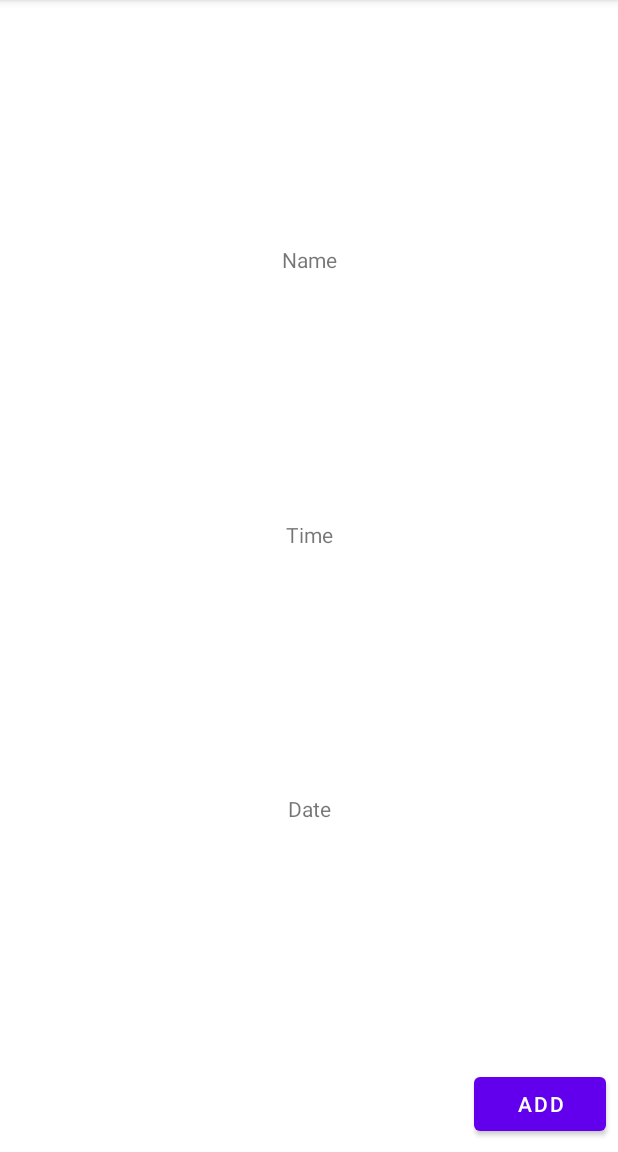
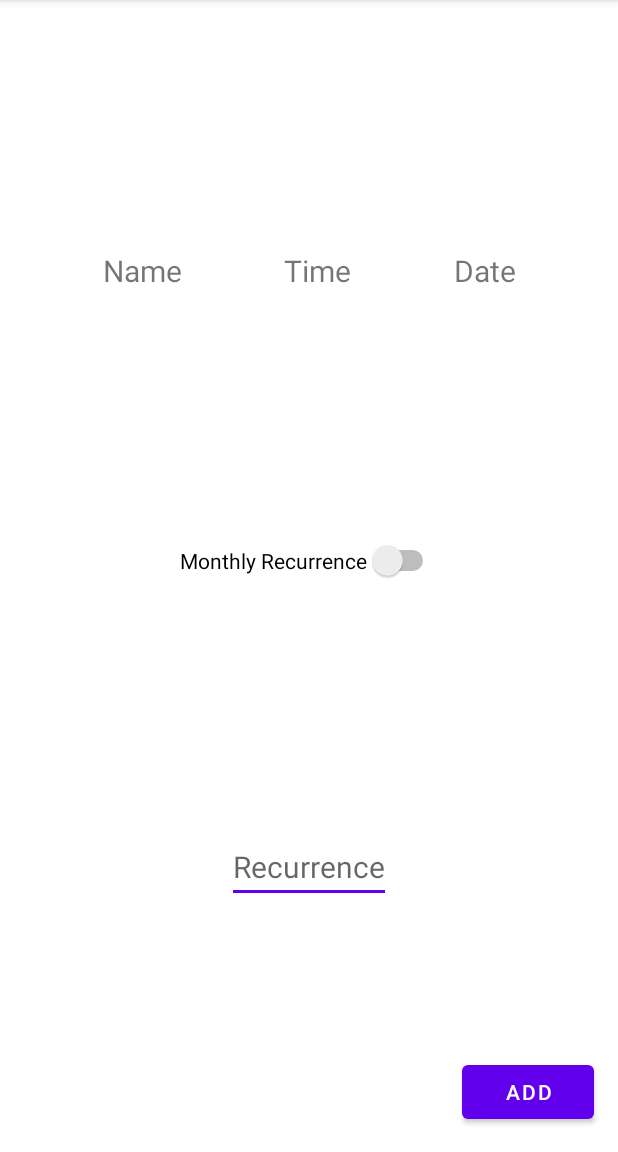
Before and after one commit to OMarceloMaia/custom-alarm-clock, an Android app: the AlarmPicker screen opened directly, with no data from a screen before it, on a phone screen of 412 x 824 dp, the part 84-1236 px from its top. Run offline under Robolectric (Android 15) with nearby library versions, the phone set to English and light mode, and no system bars.

Commit message:
:sparkles:Create alarm with monthly recurrence

```diff
--- a/app/src/main/AndroidManifest.xml
+++ b/app/src/main/AndroidManifest.xml
@@ -9,7 +9,7 @@
 
     <application
         android:name=".App"
-        android:allowBackup="true"
+        android:allowBackup="false"
         android:icon="@mipmap/ic_launcher"
         android:label="@string/app_name"
         android:roundIcon="@mipmap/ic_launcher_round"
--- a/app/src/main/java/com/marcelomaia/myalarmclock/AlarmPicker.java
+++ b/app/src/main/java/com/marcelomaia/myalarmclock/AlarmPicker.java
@@ -7,6 +7,8 @@ import android.os.Bundle;
 import android.view.View;
 import android.widget.Button;
 import android.widget.DatePicker;
+import android.widget.EditText;
+import android.widget.Switch;
 import android.widget.TextView;
 import android.widget.TimePicker;
 
@@ -22,6 +24,8 @@ public class AlarmPicker extends AppCompatActivity {
     String TAG = "MACAlarmPicker";
 
     TextView name, time, date;
+    Switch monthlyRecurrence;
+    EditText recurrence;
     Button confirmAdd;
     Context context = this;
     AlarmViewModel alarmViewModel;
@@ -35,6 +39,8 @@ public class AlarmPicker extends AppCompatActivity {
         name =  findViewById(R.id.tvName);
         time = findViewById(R.id.tvTime);
         date = findViewById(R.id.tvDate);
+        monthlyRecurrence = findViewById(R.id.swMonthlyRecurrence);
+        recurrence = findViewById(R.id.etRecurrence);
         confirmAdd = findViewById(R.id.btConfirmAdd);
 
         Calendar calendar = Calendar.getInstance();
@@ -88,7 +94,7 @@ public class AlarmPicker extends AppCompatActivity {
             @Override
             public void onClick(View view) {
                 alarmViewModel = new ViewModelProvider(AlarmPicker.this).get(AlarmViewModel.class);
-                alarmViewModel.addAlarm(AlarmPicker.this, "Teste", t);
+                alarmViewModel.addAlarm(AlarmPicker.this, "Teste", t, monthlyRecurrence.isChecked(), recurrence.getText().toString());
                 finish();
             }
         });
--- a/app/src/main/java/com/marcelomaia/myalarmclock/database/Alarm.java
+++ b/app/src/main/java/com/marcelomaia/myalarmclock/database/Alarm.java
@@ -18,6 +18,12 @@ public class Alarm {
     @ColumnInfo(name = "date")
     public String date;
 
+    @ColumnInfo(name = "monthlyRecurrence")
+    public Boolean monthlyRecurrence;
+
+    @ColumnInfo(name = "recurrence")
+    public String recurrence;
+
     @ColumnInfo(name = "active")
     public boolean active;
 }
--- a/app/src/main/res/layout/activity_alarm_picker.xml
+++ b/app/src/main/res/layout/activity_alarm_picker.xml
@@ -6,43 +6,67 @@
     android:layout_height="match_parent"
     tools:context=".AlarmPicker">
 
-
     <TextView
         android:id="@+id/tvName"
         android:layout_width="wrap_content"
         android:layout_height="wrap_content"
         android:text="Name"
-        app:layout_constraintBottom_toTopOf="@+id/tvTime"
-        app:layout_constraintEnd_toEndOf="parent"
+        android:textSize="20sp"
+        app:layout_constraintEnd_toStartOf="@+id/tvTime"
+        app:layout_constraintHorizontal_bias="0.5"
         app:layout_constraintStart_toStartOf="parent"
-        app:layout_constraintTop_toTopOf="parent" />
+        app:layout_constraintTop_toTopOf="@+id/tvTime" />
 
     <TextView
         android:id="@+id/tvTime"
         android:layout_width="wrap_content"
-        android:layout_height="wrap_content"
+        android:layout_height="27dp"
         android:text="Time"
-        app:layout_constraintBottom_toTopOf="@+id/tvDate"
-        app:layout_constraintEnd_toEndOf="parent"
-        app:layout_constraintStart_toStartOf="parent"
-        app:layout_constraintTop_toBottomOf="@+id/tvName" />
+        android:textSize="20sp"
+        app:layout_constraintBottom_toTopOf="@+id/swMonthlyRecurrence"
+        app:layout_constraintEnd_toStartOf="@+id/tvDate"
+        app:layout_constraintHorizontal_bias="0.5"
+        app:layout_constraintStart_toEndOf="@+id/tvName"
+        app:layout_constraintTop_toTopOf="parent" />
 
     <TextView
         android:id="@+id/tvDate"
         android:layout_width="wrap_content"
         android:layout_height="wrap_content"
         android:text="Date"
-        app:layout_constraintBottom_toTopOf="@+id/btConfirmAdd"
+        android:textSize="20sp"
+        app:layout_constraintEnd_toEndOf="parent"
+        app:layout_constraintHorizontal_bias="0.5"
+        app:layout_constraintStart_toEndOf="@+id/tvTime"
+        app:layout_constraintTop_toTopOf="@+id/tvTime" />
+
+    <Switch
+        android:id="@+id/swMonthlyRecurrence"
+        android:layout_width="wrap_content"
+        android:layout_height="wrap_content"
+        android:text="Monthly Recurrence"
+        app:layout_constraintBottom_toTopOf="@+id/etRecurrence"
         app:layout_constraintEnd_toEndOf="parent"
         app:layout_constraintStart_toStartOf="parent"
         app:layout_constraintTop_toBottomOf="@+id/tvTime" />
 
+    <EditText
+        android:id="@+id/etRecurrence"
+        android:layout_width="wrap_content"
+        android:layout_height="wrap_content"
+        android:hint="Recurrence"
+        android:inputType="date"
+        android:textSize="20sp"
+        app:layout_constraintBottom_toBottomOf="parent"
+        app:layout_constraintEnd_toEndOf="parent"
+        app:layout_constraintStart_toStartOf="parent"
+        app:layout_constraintTop_toBottomOf="@+id/swMonthlyRecurrence" />
     <Button
         android:id="@+id/btConfirmAdd"
         android:layout_width="wrap_content"
         android:layout_height="wrap_content"
-        android:layout_marginEnd="8dp"
-        android:layout_marginBottom="8dp"
+        android:layout_marginEnd="16dp"
+        android:layout_marginBottom="16dp"
         android:text="Add"
         app:layout_constraintBottom_toBottomOf="parent"
         app:layout_constraintEnd_toEndOf="parent" />
```
Also changed, not shown: app/src/main/java/com/marcelomaia/myalarmclock/viewmodels/AlarmViewModel.java (+71 -7 lines).
